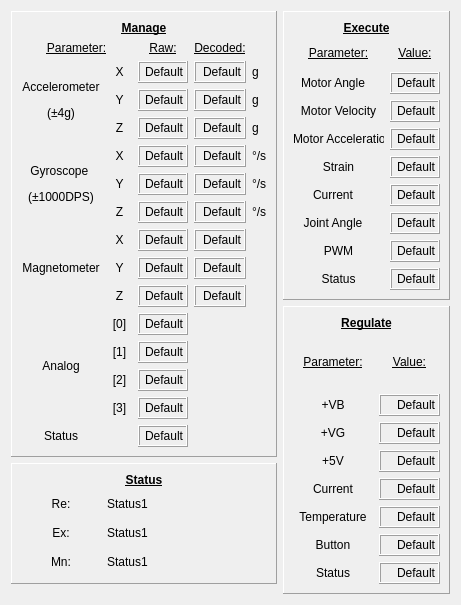
Before: the Qt Designer form ui/w_rigid.ui in johnbatzer18/biomech_flexsea-plan, drawn with Qt 5.
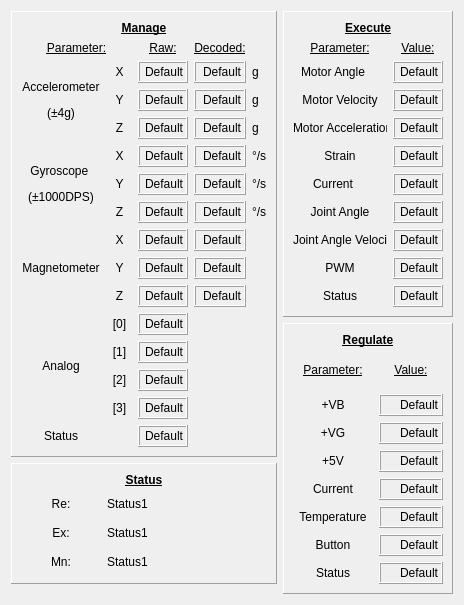
After: the same form once the commit is applied.

Commit message: Added support for joint angle velocity & motor acceleration

Patch:
```diff
--- a/ui/w_rigid.ui
+++ b/ui/w_rigid.ui
@@ -6,7 +6,7 @@
    <rect>
     <x>0</x>
     <y>0</y>
-    <width>461</width>
+    <width>464</width>
     <height>605</height>
    </rect>
   </property>
@@ -1976,9 +1976,9 @@
          </widget>
         </item>
         <item>
-         <layout class="QGridLayout" name="gridLayout_2" rowstretch="3,0,0,0,0,0,0,0,0">
-          <item row="6" column="0">
-           <widget class="QLabel" name="label_27">
+         <layout class="QGridLayout" name="gridLayout_2" rowstretch="3,0,0,0,0,0,0,0,0,0">
+          <item row="3" column="1">
+           <widget class="QLabel" name="disp_mot_acc">
             <property name="sizePolicy">
              <sizepolicy hsizetype="Preferred" vsizetype="Preferred">
               <horstretch>0</horstretch>
@@ -1987,21 +1987,86 @@
             </property>
             <property name="minimumSize">
              <size>
-              <width>80</width>
-              <height>0</height>
+              <width>50</width>
+              <height>22</height>
              </size>
             </property>
             <property name="maximumSize">
              <size>
-              <width>80</width>
+              <width>200</width>
               <height>16777215</height>
              </size>
             </property>
+            <property name="baseSize">
+             <size>
+              <width>50</width>
+              <height>0</height>
+             </size>
+            </property>
+            <property name="autoFillBackground">
+             <bool>false</bool>
+            </property>
+            <property name="frameShape">
+             <enum>QFrame::Box</enum>
+            </property>
+            <property name="frameShadow">
+             <enum>QFrame::Raised</enum>
+            </property>
+            <property name="lineWidth">
+             <number>1</number>
+            </property>
+            <property name="text">
+             <string>Default</string>
+            </property>
+            <property name="alignment">
+             <set>Qt::AlignRight|Qt::AlignTrailing|Qt::AlignVCenter</set>
+            </property>
+           </widget>
+          </item>
+          <item row="3" column="0">
+           <widget class="QLabel" name="label_42">
+            <property name="sizePolicy">
+             <sizepolicy hsizetype="Preferred" vsizetype="Preferred">
+              <horstretch>0</horstretch>
+              <verstretch>0</verstretch>
+             </sizepolicy>
+            </property>
+            <property name="minimumSize">
+             <size>
+              <width>80</width>
+              <height>0</height>
+             </size>
+            </property>
             <property name="layoutDirection">
              <enum>Qt::LeftToRight</enum>
             </property>
             <property name="text">
-             <string>&lt;html&gt;&lt;head/&gt;&lt;body&gt;&lt;p&gt;Joint Angle&lt;/p&gt;&lt;/body&gt;&lt;/html&gt;</string>
+             <string>&lt;html&gt;&lt;head/&gt;&lt;body&gt;&lt;p&gt;Motor Acceleration&lt;/p&gt;&lt;/body&gt;&lt;/html&gt;</string>
+            </property>
+            <property name="alignment">
+             <set>Qt::AlignCenter</set>
+            </property>
+           </widget>
+          </item>
+          <item row="2" column="0">
+           <widget class="QLabel" name="label_32">
+            <property name="sizePolicy">
+             <sizepolicy hsizetype="Preferred" vsizetype="Preferred">
+              <horstretch>0</horstretch>
+              <verstretch>0</verstretch>
+             </sizepolicy>
+            </property>
+            <property name="minimumSize">
+             <size>
+              <width>80</width>
+              <height>0</height>
+             </size>
+            </property>
+            <property name="layoutDirection">
+             <enum>Qt::LeftToRight</enum>
+            </property>
+            <property name="text">
+             <string>&lt;html&gt;&lt;head/&gt;&lt;body&gt;&lt;p&gt;Motor Velocity&lt;/p&gt;&lt;/body&gt;&lt;/html&gt;</string>
             </property>
             <property name="alignment">
              <set>Qt::AlignCenter</set>
@@ -2039,8 +2104,8 @@
             </property>
            </widget>
           </item>
-          <item row="2" column="0">
-           <widget class="QLabel" name="label_32">
+          <item row="6" column="0">
+           <widget class="QLabel" name="label_27">
             <property name="sizePolicy">
              <sizepolicy hsizetype="Preferred" vsizetype="Preferred">
               <horstretch>0</horstretch>
@@ -2053,11 +2118,17 @@
               <height>0</height>
              </size>
             </property>
+            <property name="maximumSize">
+             <size>
+              <width>16777215</width>
+              <height>16777215</height>
+             </size>
+            </property>
             <property name="layoutDirection">
              <enum>Qt::LeftToRight</enum>
             </property>
             <property name="text">
-             <string>&lt;html&gt;&lt;head/&gt;&lt;body&gt;&lt;p&gt;Motor Velocity&lt;/p&gt;&lt;/body&gt;&lt;/html&gt;</string>
+             <string>&lt;html&gt;&lt;head/&gt;&lt;body&gt;&lt;p&gt;Joint Angle&lt;/p&gt;&lt;/body&gt;&lt;/html&gt;</string>
             </property>
             <property name="alignment">
              <set>Qt::AlignCenter</set>
@@ -2110,8 +2181,8 @@
             </property>
            </widget>
           </item>
-          <item row="4" column="1">
-           <widget class="QLabel" name="disp_strain">
+          <item row="6" column="1">
+           <widget class="QLabel" name="disp_joint_angle">
             <property name="sizePolicy">
              <sizepolicy hsizetype="Preferred" vsizetype="Preferred">
               <horstretch>0</horstretch>
@@ -2187,8 +2258,54 @@
             </property>
            </widget>
           </item>
-          <item row="6" column="1">
-           <widget class="QLabel" name="disp_joint_angle">
+          <item row="4" column="1">
+           <widget class="QLabel" name="disp_strain">
+            <property name="sizePolicy">
+             <sizepolicy hsizetype="Preferred" vsizetype="Preferred">
+              <horstretch>0</horstretch>
+              <verstretch>0</verstretch>
+             </sizepolicy>
+            </property>
+            <property name="minimumSize">
+             <size>
+              <width>50</width>
+              <height>22</height>
+             </size>
+            </property>
+            <property name="maximumSize">
+             <size>
+              <width>200</width>
+              <height>16777215</height>
+             </size>
+            </property>
+            <property name="baseSize">
+             <size>
+              <width>50</width>
+              <height>0</height>
+             </size>
+            </property>
+            <property name="autoFillBackground">
+             <bool>false</bool>
+            </property>
+            <property name="frameShape">
+             <enum>QFrame::Box</enum>
+            </property>
+            <property name="frameShadow">
+             <enum>QFrame::Raised</enum>
+            </property>
+            <property name="lineWidth">
+             <number>1</number>
+            </property>
+            <property name="text">
+             <string>Default</string>
+            </property>
+            <property name="alignment">
+             <set>Qt::AlignRight|Qt::AlignTrailing|Qt::AlignVCenter</set>
+            </property>
+           </widget>
+          </item>
+          <item row="2" column="1">
+           <widget class="QLabel" name="disp_mot_vel">
             <property name="sizePolicy">
              <sizepolicy hsizetype="Preferred" vsizetype="Preferred">
               <horstretch>0</horstretch>
@@ -2255,52 +2372,6 @@
             </property>
            </widget>
           </item>
-          <item row="2" column="1">
-           <widget class="QLabel" name="disp_mot_vel">
-            <property name="sizePolicy">
-             <sizepolicy hsizetype="Preferred" vsizetype="Preferred">
-              <horstretch>0</horstretch>
-              <verstretch>0</verstretch>
-             </sizepolicy>
-            </property>
-            <property name="minimumSize">
-             <size>
-              <width>50</width>
-              <height>22</height>
-             </size>
-            </property>
-            <property name="maximumSize">
-             <size>
-              <width>200</width>
-              <height>16777215</height>
-             </size>
-            </property>
-            <property name="baseSize">
-             <size>
-              <width>50</width>
-              <height>0</height>
-             </size>
-            </property>
-            <property name="autoFillBackground">
-             <bool>false</bool>
-            </property>
-            <property name="frameShape">
-             <enum>QFrame::Box</enum>
-            </property>
-            <property name="frameShadow">
-             <enum>QFrame::Raised</enum>
-            </property>
-            <property name="lineWidth">
-             <number>1</number>
-            </property>
-            <property name="text">
-             <string>Default</string>
-            </property>
-            <property name="alignment">
-             <set>Qt::AlignRight|Qt::AlignTrailing|Qt::AlignVCenter</set>
-            </property>
-           </widget>
-          </item>
           <item row="1" column="1">
            <widget class="QLabel" name="disp_mot_ang">
             <property name="sizePolicy">
@@ -2347,6 +2418,77 @@
             </property>
            </widget>
           </item>
+          <item row="8" column="1">
+           <widget class="QLabel" name="disp_pwm">
+            <property name="sizePolicy">
+             <sizepolicy hsizetype="Preferred" vsizetype="Preferred">
+              <horstretch>0</horstretch>
+              <verstretch>0</verstretch>
+             </sizepolicy>
+            </property>
+            <property name="minimumSize">
+             <size>
+              <width>50</width>
+              <height>22</height>
+             </size>
+            </property>
+            <property name="maximumSize">
+             <size>
+              <width>200</width>
+              <height>16777215</height>
+             </size>
+            </property>
+            <property name="baseSize">
+             <size>
+              <width>50</width>
+              <height>0</height>
+             </size>
+            </property>
+            <property name="autoFillBackground">
+             <bool>false</bool>
+            </property>
+            <property name="frameShape">
+             <enum>QFrame::Box</enum>
+            </property>
+            <property name="frameShadow">
+             <enum>QFrame::Raised</enum>
+            </property>
+            <property name="lineWidth">
+             <number>1</number>
+            </property>
+            <property name="text">
+             <string>Default</string>
+            </property>
+            <property name="alignment">
+             <set>Qt::AlignRight|Qt::AlignTrailing|Qt::AlignVCenter</set>
+            </property>
+           </widget>
+          </item>
+          <item row="8" column="0">
+           <widget class="QLabel" name="label_44">
+            <property name="sizePolicy">
+             <sizepolicy hsizetype="Preferred" vsizetype="Preferred">
+              <horstretch>0</horstretch>
+              <verstretch>0</verstretch>
+             </sizepolicy>
+            </property>
+            <property name="minimumSize">
+             <size>
+              <width>80</width>
+              <height>0</height>
+             </size>
+            </property>
+            <property name="layoutDirection">
+             <enum>Qt::LeftToRight</enum>
+            </property>
+            <property name="text">
+             <string>PWM</string>
+            </property>
+            <property name="alignment">
+             <set>Qt::AlignCenter</set>
+            </property>
+           </widget>
+          </item>
           <item row="4" column="0">
            <widget class="QLabel" name="label_23">
             <property name="sizePolicy">
@@ -2385,124 +2527,7 @@
             </property>
            </widget>
           </item>
-          <item row="7" column="1">
-           <widget class="QLabel" name="disp_pwm">
-            <property name="sizePolicy">
-             <sizepolicy hsizetype="Preferred" vsizetype="Preferred">
-              <horstretch>0</horstretch>
-              <verstretch>0</verstretch>
-             </sizepolicy>
-            </property>
-            <property name="minimumSize">
-             <size>
-              <width>50</width>
-              <height>22</height>
-             </size>
-            </property>
-            <property name="maximumSize">
-             <size>
-              <width>200</width>
-              <height>16777215</height>
-             </size>
-            </property>
-            <property name="baseSize">
-             <size>
-              <width>50</width>
-              <height>0</height>
-             </size>
-            </property>
-            <property name="autoFillBackground">
-             <bool>false</bool>
-            </property>
-            <property name="frameShape">
-             <enum>QFrame::Box</enum>
-            </property>
-            <property name="frameShadow">
-             <enum>QFrame::Raised</enum>
-            </property>
-            <property name="lineWidth">
-             <number>1</number>
-            </property>
-            <property name="text">
-             <string>Default</string>
-            </property>
-            <property name="alignment">
-             <set>Qt::AlignRight|Qt::AlignTrailing|Qt::AlignVCenter</set>
-            </property>
-           </widget>
-          </item>
-          <item row="7" column="0">
-           <widget class="QLabel" name="label_44">
-            <property name="sizePolicy">
-             <sizepolicy hsizetype="Preferred" vsizetype="Preferred">
-              <horstretch>0</horstretch>
-              <verstretch>0</verstretch>
-             </sizepolicy>
-            </property>
-            <property name="minimumSize">
-             <size>
-              <width>80</width>
-              <height>0</height>
-             </size>
-            </property>
-            <property name="layoutDirection">
-             <enum>Qt::LeftToRight</enum>
-            </property>
-            <property name="text">
-             <string>PWM</string>
-            </property>
-            <property name="alignment">
-             <set>Qt::AlignCenter</set>
-            </property>
-           </widget>
-          </item>
-          <item row="8" column="1">
-           <widget class="QLabel" name="disp_ex_stat">
-            <property name="sizePolicy">
-             <sizepolicy hsizetype="Preferred" vsizetype="Preferred">
-              <horstretch>0</horstretch>
-              <verstretch>0</verstretch>
-             </sizepolicy>
-            </property>
-            <property name="minimumSize">
-             <size>
-              <width>50</width>
-              <height>22</height>
-             </size>
-            </property>
-            <property name="maximumSize">
-             <size>
-              <width>200</width>
-              <height>16777215</height>
-             </size>
-            </property>
-            <property name="baseSize">
-             <size>
-              <width>50</width>
-              <height>0</height>
-             </size>
-            </property>
-            <property name="autoFillBackground">
-             <bool>false</bool>
-            </property>
-            <property name="frameShape">
-             <enum>QFrame::Box</enum>
-            </property>
-            <property name="frameShadow">
-             <enum>QFrame::Raised</enum>
-            </property>
-            <property name="lineWidth">
-             <number>1</number>
-            </property>
-            <property name="text">
-             <string>Default</string>
-            </property>
-            <property name="alignment">
-             <set>Qt::AlignRight|Qt::AlignTrailing|Qt::AlignVCenter</set>
-            </property>
-           </widget>
-          </item>
-          <item row="8" column="0">
+          <item row="9" column="0">
            <widget class="QLabel" name="label_22">
             <property name="sizePolicy">
              <sizepolicy hsizetype="Preferred" vsizetype="Preferred">
@@ -2527,8 +2552,8 @@
             </property>
            </widget>
           </item>
-          <item row="3" column="1">
-           <widget class="QLabel" name="disp_mot_acc">
+          <item row="9" column="1">
+           <widget class="QLabel" name="disp_ex_stat">
             <property name="sizePolicy">
              <sizepolicy hsizetype="Preferred" vsizetype="Preferred">
               <horstretch>0</horstretch>
@@ -2573,8 +2598,8 @@
             </property>
            </widget>
           </item>
-          <item row="3" column="0">
-           <widget class="QLabel" name="label_42">
+          <item row="7" column="0">
+           <widget class="QLabel" name="label_48">
             <property name="sizePolicy">
              <sizepolicy hsizetype="Preferred" vsizetype="Preferred">
               <horstretch>0</horstretch>
@@ -2587,17 +2612,69 @@
               <height>0</height>
              </size>
             </property>
+            <property name="maximumSize">
+             <size>
+              <width>16777215</width>
+              <height>16777215</height>
+             </size>
+            </property>
             <property name="layoutDirection">
              <enum>Qt::LeftToRight</enum>
             </property>
             <property name="text">
-             <string>&lt;html&gt;&lt;head/&gt;&lt;body&gt;&lt;p&gt;Motor Acceleration&lt;/p&gt;&lt;/body&gt;&lt;/html&gt;</string>
+             <string>&lt;html&gt;&lt;head/&gt;&lt;body&gt;&lt;p&gt;Joint Angle Velocity&lt;/p&gt;&lt;/body&gt;&lt;/html&gt;</string>
             </property>
             <property name="alignment">
              <set>Qt::AlignCenter</set>
             </property>
            </widget>
           </item>
+          <item row="7" column="1">
+           <widget class="QLabel" name="disp_joint_angle_vel">
+            <property name="sizePolicy">
+             <sizepolicy hsizetype="Preferred" vsizetype="Preferred">
+              <horstretch>0</horstretch>
+              <verstretch>0</verstretch>
+             </sizepolicy>
+            </property>
+            <property name="minimumSize">
+             <size>
+              <width>50</width>
+              <height>22</height>
+             </size>
+            </property>
+            <property name="maximumSize">
+             <size>
+              <width>200</width>
+              <height>16777215</height>
+             </size>
+            </property>
+            <property name="baseSize">
+             <size>
+              <width>50</width>
+              <height>0</height>
+             </size>
+            </property>
+            <property name="autoFillBackground">
+             <bool>false</bool>
+            </property>
+            <property name="frameShape">
+             <enum>QFrame::Box</enum>
+            </property>
+            <property name="frameShadow">
+             <enum>QFrame::Raised</enum>
+            </property>
+            <property name="lineWidth">
+             <number>1</number>
+            </property>
+            <property name="text">
+             <string>Default</string>
+            </property>
+            <property name="alignment">
+             <set>Qt::AlignRight|Qt::AlignTrailing|Qt::AlignVCenter</set>
+            </property>
+           </widget>
+          </item>
          </layout>
         </item>
        </layout>
```
The commit also changes 3 other files.
